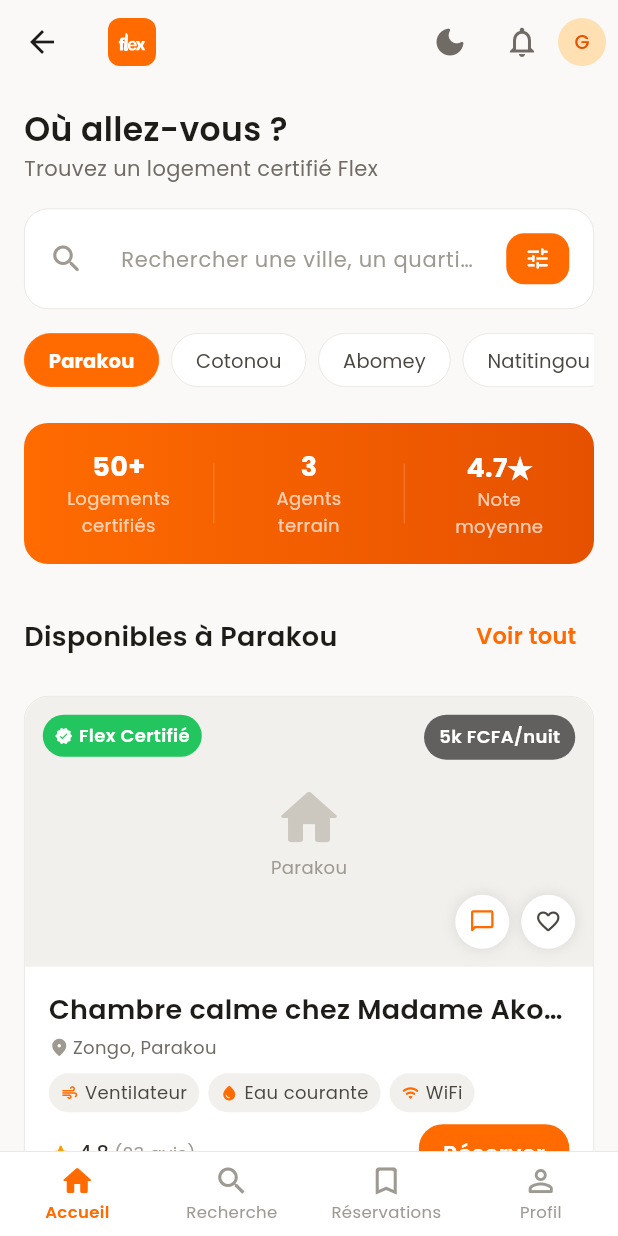
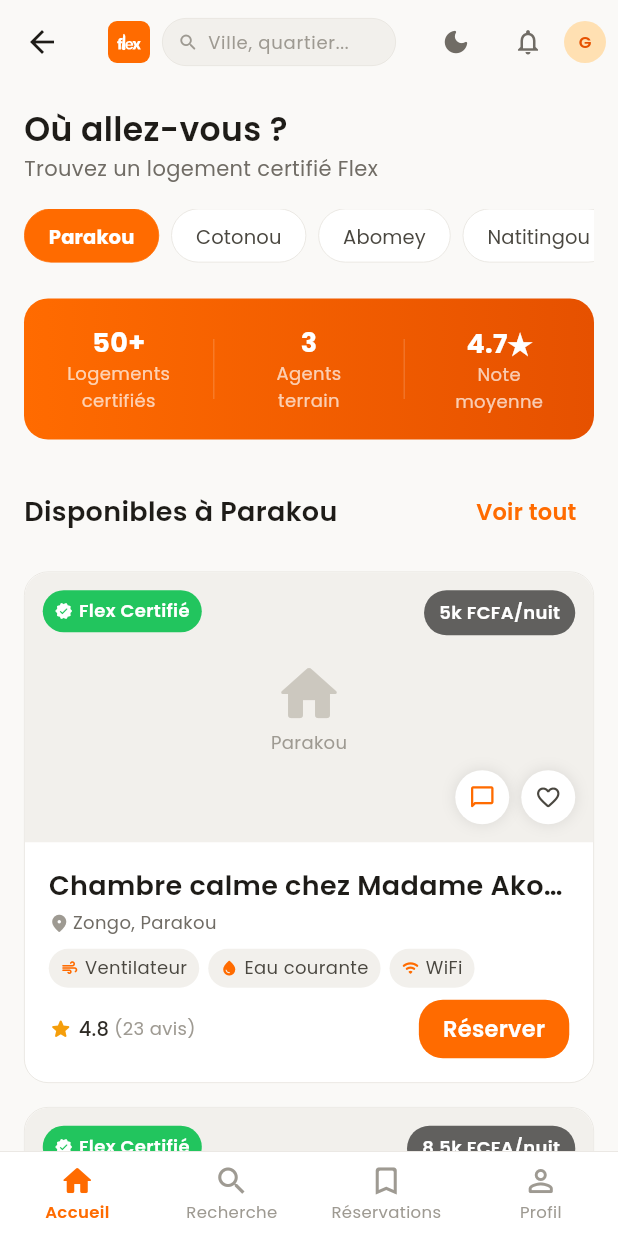
Before and after one commit to somboro08/flex, a Flutter app: the HomeScreen screen opened by its route, on a phone screen of 412 x 824 dp. Run offline on Flutter 3.47's test engine with Material 3 defaults, Android fonts, the phone set to English and light mode, and no system bars; our stand-ins replace cloud_firestore, firebase_auth, firebase_core, flutter_map, flutter_svg, google_sign_in and 6 more; accounts and stored records are empty.

Commit message:
feat: compact search bar in app bar, removed standalone search from home body

```diff
--- a/lib/screens/home/home_screen.dart
+++ b/lib/screens/home/home_screen.dart
@@ -118,17 +118,17 @@ class _HomeScreenState extends State<HomeScreen> {
             title: Row(
               children: [
                 Container(
-                  width: 32,
-                  height: 32,
+                  width: 28,
+                  height: 28,
                   decoration: BoxDecoration(
                     color: FlexColors.primary500,
-                    borderRadius: BorderRadius.circular(8),
+                    borderRadius: BorderRadius.circular(6),
                   ),
                   child: Center(
                     child: SvgPicture.asset(
                       'assets/icons/flex.svg',
-                      width: 18,
-                      height: 18,
+                      width: 16,
+                      height: 16,
                       colorFilter: const ColorFilter.mode(
                         Colors.white,
                         BlendMode.srcIn,
@@ -136,45 +136,75 @@ class _HomeScreenState extends State<HomeScreen> {
                     ),
                   ),
                 ),
-
+                const SizedBox(width: 8),
+                Expanded(
+                  child: GestureDetector(
+                    onTap: () => Navigator.push(
+                      context, MaterialPageRoute(builder: (_) => const SearchScreen()),
+                    ),
+                    child: Container(
+                      height: 32,
+                      padding: const EdgeInsets.symmetric(horizontal: 10),
+                      decoration: BoxDecoration(
+                        color: isDark ? FlexColors.neutral800 : FlexColors.neutral100,
+                        borderRadius: BorderRadius.circular(20),
+                        border: Border.all(color: isDark ? FlexColors.neutral700 : FlexColors.neutral200, width: 0.5),
+                      ),
+                      child: Row(
+                        children: [
+                          Icon(Icons.search_rounded, size: 14, color: FlexColors.neutral400),
+                          const SizedBox(width: 6),
+                          Expanded(
+                            child: TextField(
+                              controller: _searchController,
+                              decoration: InputDecoration(
+                                hintText: 'Ville, quartier...',
+                                border: InputBorder.none,
+                                enabledBorder: InputBorder.none,
+                                focusedBorder: InputBorder.none,
+                                filled: false,
+                                isDense: true,
+                                contentPadding: EdgeInsets.zero,
+                                hintStyle: TextStyle(fontSize: 12, color: FlexColors.neutral400),
+                              ),
+                              style: TextStyle(fontSize: 12, color: isDark ? FlexColors.neutral0 : FlexColors.neutral800),
+                              textInputAction: TextInputAction.search,
+                              onSubmitted: (v) {
+                                if (v.trim().isNotEmpty) {
+                                  Navigator.push(context, MaterialPageRoute(
+                                    builder: (_) => SearchScreen(initialQuery: v.trim()),
+                                  ));
+                                }
+                              },
+                            ),
+                          ),
+                        ],
+                      ),
+                    ),
+                  ),
+                ),
               ],
             ),
             actions: [
-              // Theme toggle
               IconButton(
                 onPressed: themeProvider.toggleTheme,
                 icon: Icon(
                   themeProvider.isDark ? Icons.light_mode_rounded : Icons.dark_mode_rounded,
-                  color: FlexColors.neutral500,
+                  color: FlexColors.neutral500, size: 20,
                 ),
               ),
-              // Notifications
               IconButton(
-                onPressed: () {
-                  Navigator.push(
-                    context,
-                    MaterialPageRoute(builder: (context) => const NotificationScreen()),
-                  );
-                },
-                icon: const Icon(Icons.notifications_outlined, color: FlexColors.neutral500),
+                onPressed: () => Navigator.push(context, MaterialPageRoute(builder: (_) => const NotificationScreen())),
+                icon: const Icon(Icons.notifications_outlined, color: FlexColors.neutral500, size: 20),
               ),
-              // Profile
               Padding(
                 padding: const EdgeInsets.only(right: 8),
                 child: GestureDetector(
-                  onTap: () {
-                    Navigator.push(
-                      context,
-                      MaterialPageRoute(builder: (context) => const ProfileScreen()),
-                    );
-                  },
+                  onTap: () => Navigator.push(context, MaterialPageRoute(builder: (_) => const ProfileScreen())),
                   child: CircleAvatar(
-                    radius: 16,
+                    radius: 14,
                     backgroundColor: FlexColors.primary100,
-                    child: Text(
-                      'G',
-                      style: FlexTextStyles.label.copyWith(color: FlexColors.primary600),
-                    ),
+                    child: Text('G', style: TextStyle(fontSize: 11, color: FlexColors.primary600, fontWeight: FontWeight.w600)),
                   ),
                 ),
               ),
@@ -197,49 +227,6 @@ class _HomeScreenState extends State<HomeScreen> {
                   Text(
                     'Trouvez un logement certifié Flex',
                     style: FlexTextStyles.body.copyWith(color: FlexColors.neutral500),
-                  ),
-                  const SizedBox(height: FlexSpacing.md),
-
-                  // Search bar
-                  Container(
-                    padding: const EdgeInsets.symmetric(horizontal: 16, vertical: 4),
-                    decoration: BoxDecoration(
-                      color: isDark ? FlexColors.neutral800 : FlexColors.neutral0,
-                      borderRadius: BorderRadius.circular(FlexRadius.lg),
-                      border: Border.all(
-                        color: isDark ? FlexColors.neutral700 : FlexColors.neutral200,
-                        width: 0.5,
-                      ),
-                    ),
-                    child: Row(
-                      children: [
-                        const Icon(Icons.search_rounded, color: FlexColors.neutral400),
-                        const SizedBox(width: 8),
-                        Expanded(
-                          child: TextField(
-                            controller: _searchController,
-                            decoration: InputDecoration(
-                              hintText: 'Rechercher une ville, un quartier...',
-                              border: InputBorder.none,
-                              enabledBorder: InputBorder.none,
-                              focusedBorder: InputBorder.none,
-                              filled: false,
-                              hintStyle: FlexTextStyles.body.copyWith(
-                                color: FlexColors.neutral400,
-                              ),
-                            ),
-                          ),
-                        ),
-                        Container(
-                          padding: const EdgeInsets.symmetric(horizontal: 12, vertical: 8),
-                          decoration: BoxDecoration(
-                            color: FlexColors.primary500,
-                            borderRadius: BorderRadius.circular(FlexRadius.md),
-                          ),
-                          child: const Icon(Icons.tune_rounded, color: Colors.white, size: 18),
-                        ),
-                      ],
-                    ),
                   ),
                   const SizedBox(height: FlexSpacing.md),
 
--- a/lib/screens/home/search_screen.dart
+++ b/lib/screens/home/search_screen.dart
@@ -4,14 +4,15 @@ import '../../models/models.dart';
 import '../../widgets/listing_card.dart';
 
 class SearchScreen extends StatefulWidget {
-  const SearchScreen({super.key});
+  final String? initialQuery;
+  const SearchScreen({super.key, this.initialQuery});
 
   @override
   State<SearchScreen> createState() => _SearchScreenState();
 }
 
 class _SearchScreenState extends State<SearchScreen> {
-  final _searchController = TextEditingController();
+  late final _searchController = TextEditingController(text: widget.initialQuery);
   String _selectedCategory = 'Tout';
   RangeValues _prixRange = const RangeValues(3000, 50000);
   String _selectedVille = 'Toutes';
```
